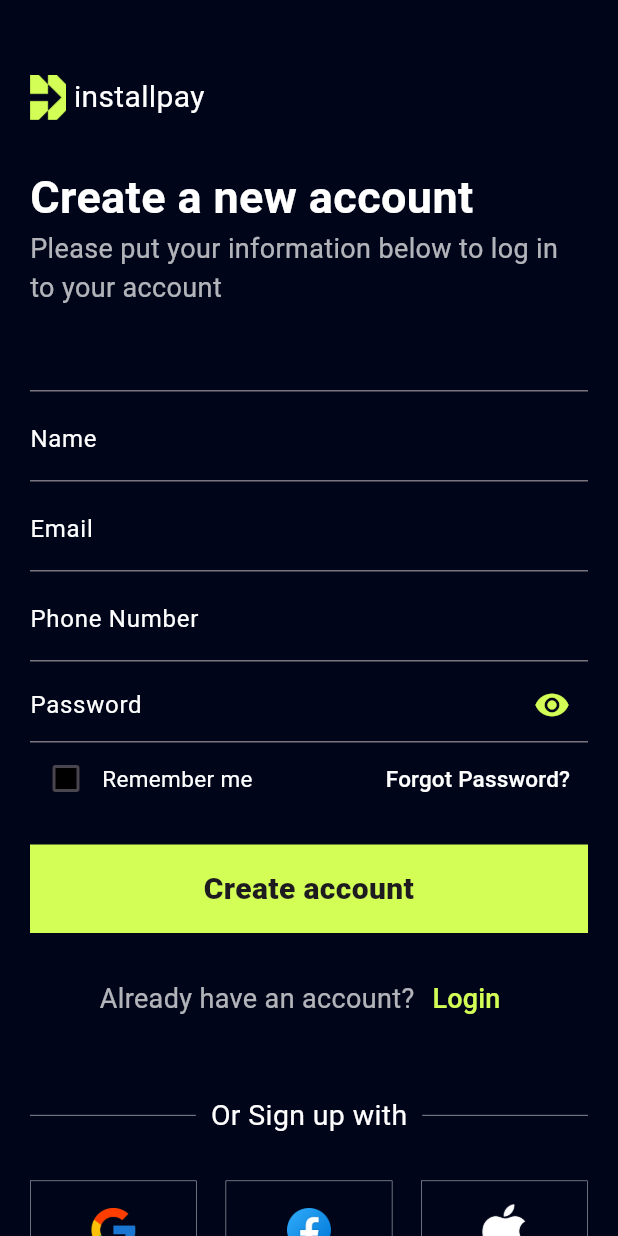
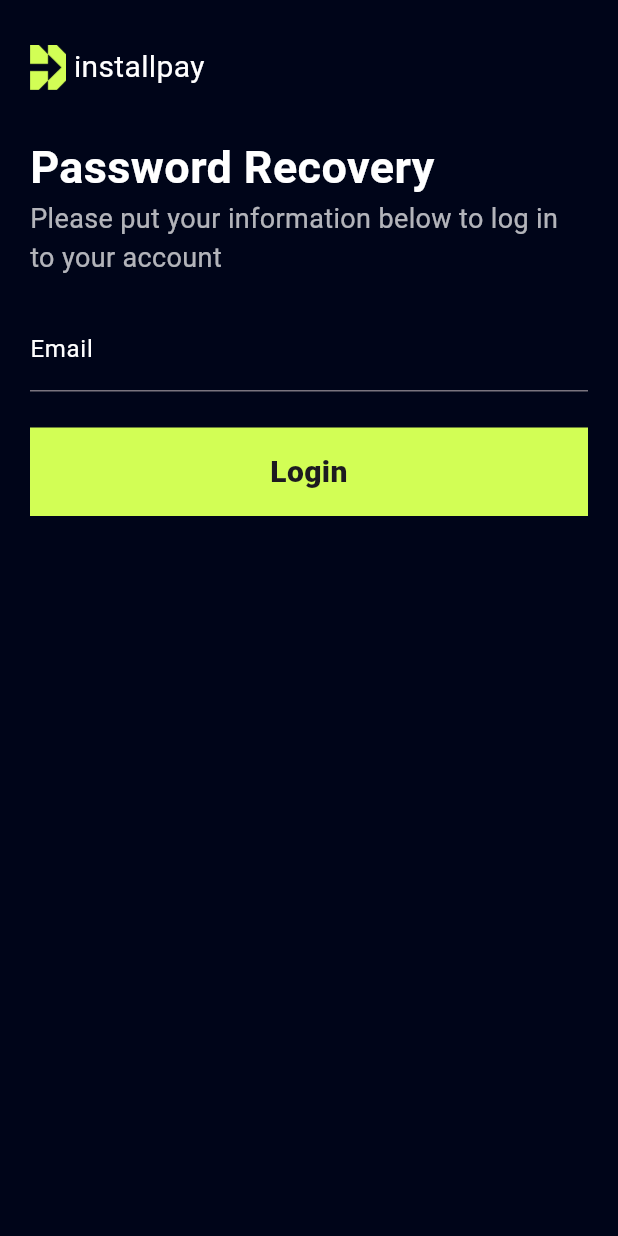
Before and after one commit to Samandarchik/modul7app1, a Flutter app: the screen it shows after launch, after a tap on "Forgot Password?", on a phone screen of 412 x 824 dp. Run offline on Flutter 3.47's test engine with Material 3 defaults, Android fonts, the phone set to English and light mode, and no system bars; our stand-ins replace firebase_auth, firebase_core; accounts and stored records are empty.

Commit message:
first commit

```diff
--- /dev/null
+++ b/lib/forger_password.dart
@@ -0,0 +1,93 @@
+import 'package:firebase_auth/firebase_auth.dart';
+import 'package:flutter/material.dart';
+import 'package:modul8app_1/widget.dart';
+
+class ForgerPassword extends StatefulWidget {
+  const ForgerPassword({super.key});
+
+  @override
+  State<ForgerPassword> createState() => _ForgerPasswordState();
+}
+
+class _ForgerPasswordState extends State<ForgerPassword> {
+  static bool passwordRecovery = true;
+  String email = "";
+  String code = "";
+
+  @override
+  Widget build(BuildContext context) {
+    return Scaffold(
+      body: SafeArea(
+        child: Padding(
+          padding: const EdgeInsets.symmetric(horizontal: 20),
+          child: Column(
+            crossAxisAlignment: CrossAxisAlignment.start,
+            children: [
+              SizedBox(
+                height: 90,
+                child: Row(
+                  children: [
+                    Image.asset(
+                      "images/Group.png",
+                      height: 30,
+                    ),
+                    const Text(
+                      " installpay",
+                      style: TextStyle(color: Colors.white, fontSize: 20),
+                    ),
+                  ],
+                ),
+              ),
+              Text(
+                passwordRecovery ? "Password Recovery" : "Change Password",
+                style: const TextStyle(
+                    color: Colors.white,
+                    fontSize: 30,
+                    fontWeight: FontWeight.bold),
+              ),
+              Text(
+                passwordRecovery
+                    ? "Please put your information below to log in to your account"
+                    : "Create a new, strong password that you don't use before",
+                style: TextStyle(
+                    color: Colors.white.withOpacity(.7), fontSize: 18),
+              ),
+              SizedBox(
+                height: 20,
+              ),
+              MyTextFild(
+                  press: (email) {
+                    email = email;
+                    Navigator.pop(context);
+                  },
+                  text: "Email",
+                  obscureText: false,
+                  textInputType: TextInputType.emailAddress),
+              GestureDetector(
+                onTap: () async {
+                  try {
+                    await FirebaseAuth.instance.verifyPasswordResetCode(code);
+                  } catch (e) {
+                    print(e);
+                  }
+                },
+                child: Container(
+                  margin: const EdgeInsets.symmetric(vertical: 20),
+                  padding: const EdgeInsets.all(15),
+                  width: double.infinity,
+                  decoration: BoxDecoration(color: const Color(0xffd2fe55)),
+                  child: Text(
+                    passwordRecovery ? "Login" : "Create account",
+                    style: const TextStyle(
+                        fontWeight: FontWeight.w800, fontSize: 20),
+                    textAlign: TextAlign.center,
+                  ),
+                ),
+              )
+            ],
+          ),
+        ),
+      ),
+    );
+  }
+}
--- a/lib/main.dart
+++ b/lib/main.dart
@@ -1,10 +1,8 @@
-import 'dart:ffi';
-import 'dart:math';
-
 import 'package:firebase_auth/firebase_auth.dart';
 import 'package:firebase_core/firebase_core.dart';
 import 'package:flutter/material.dart';
 import 'package:modul8app_1/firebase_options.dart';
+import 'package:modul8app_1/forger_password.dart';
 import 'package:modul8app_1/widget.dart';
 
 void main() async {
@@ -147,16 +145,23 @@
                       style: TextStyle(color: Colors.white, fontSize: 15),
                     ),
                     const Spacer(),
-                    Container(),
                     TextButton(
                       onPressed: () {
                         setState(() {
                           login = false;
                         });
                       },
+                      child: GestureDetector(
+                        onTap: () {
+                          Navigator.push(
+                              context,
+                              MaterialPageRoute(
+                                  builder: (context) => ForgerPassword()));
+                        },
                         child: Text(
                           "Forgot Password?",
                           style: TextStyle(color: Colors.white, fontSize: 15),
+                        ),
                       ),
                     )
                   ],
@@ -283,14 +288,17 @@
                   mainAxisAlignment: MainAxisAlignment.spaceBetween,
                   children: [
                     SocialMediaIcon(
+                      press: () {},
                       image: "images/google icon.png",
                       apple: false,
                     ),
                     SocialMediaIcon(
+                      press: () {},
                       image: "images/fasebook.png",
                       apple: false,
                     ),
                     SocialMediaIcon(
+                      press: () {},
                       image: "images/apple.png",
                       apple: true,
                     ),
@@ -308,12 +316,19 @@
 class SocialMediaIcon extends StatelessWidget {
   final String image;
   final bool apple;
+  VoidCallback press;
 
-  const SocialMediaIcon({super.key, required this.image, required this.apple});
+  SocialMediaIcon(
+      {super.key,
+      required this.image,
+      required this.apple,
+      required this.press});
 
   @override
   Widget build(BuildContext context) {
-    return Container(
+    return GestureDetector(
+      onTap: press,
+      child: Container(
         height: MediaQuery.of(context).size.height * .08,
         width: MediaQuery.of(context).size.width * .27,
         decoration: BoxDecoration(
@@ -324,6 +339,7 @@
           child: Image.asset(
             image,
             color: apple ? Colors.white : null,
+          ),
         ),
       ),
     );
--- a/lib/widget.dart
+++ b/lib/widget.dart
@@ -28,7 +28,8 @@
       child: TextField(
         onChanged: widget.press,
         style: const TextStyle(color: Colors.white),
-        obscureText: _isObscured, // Parol yashirin yoki ochiq bo'lishi
+        obscureText: widget.obscureText &&
+            _isObscured, // Parol yashirin yoki ochiq bo'lishi
         keyboardAppearance: Brightness.dark,
         keyboardType: widget.textInputType,
         cursorColor: Colors.white,
--- a/pubspec.yaml
+++ b/pubspec.yaml
@@ -38,6 +38,7 @@
   flutter_svg: ^2.0.10+1
   firebase_auth: ^5.3.0
   firebase_core: ^3.5.0
+  google_sign_in: ^6.2.1
 
 dev_dependencies:
   flutter_test:
```
Also changed, not shown: pubspec.lock, 1 other file. Lines whose indentation alone changed are shown as unchanged.
